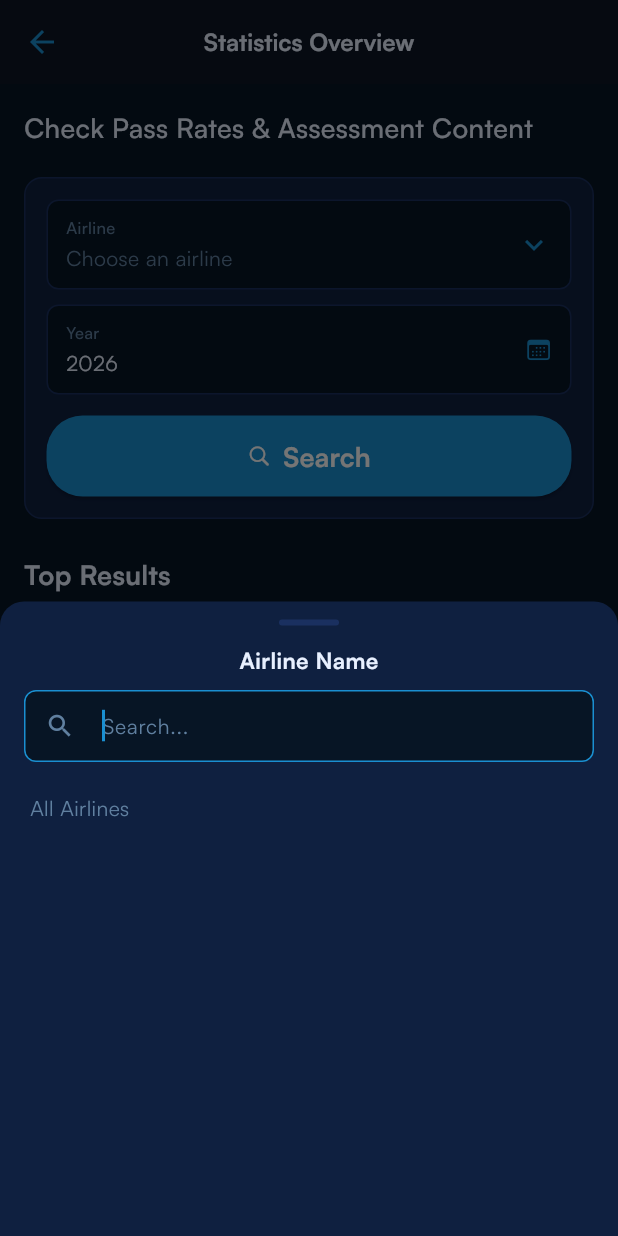
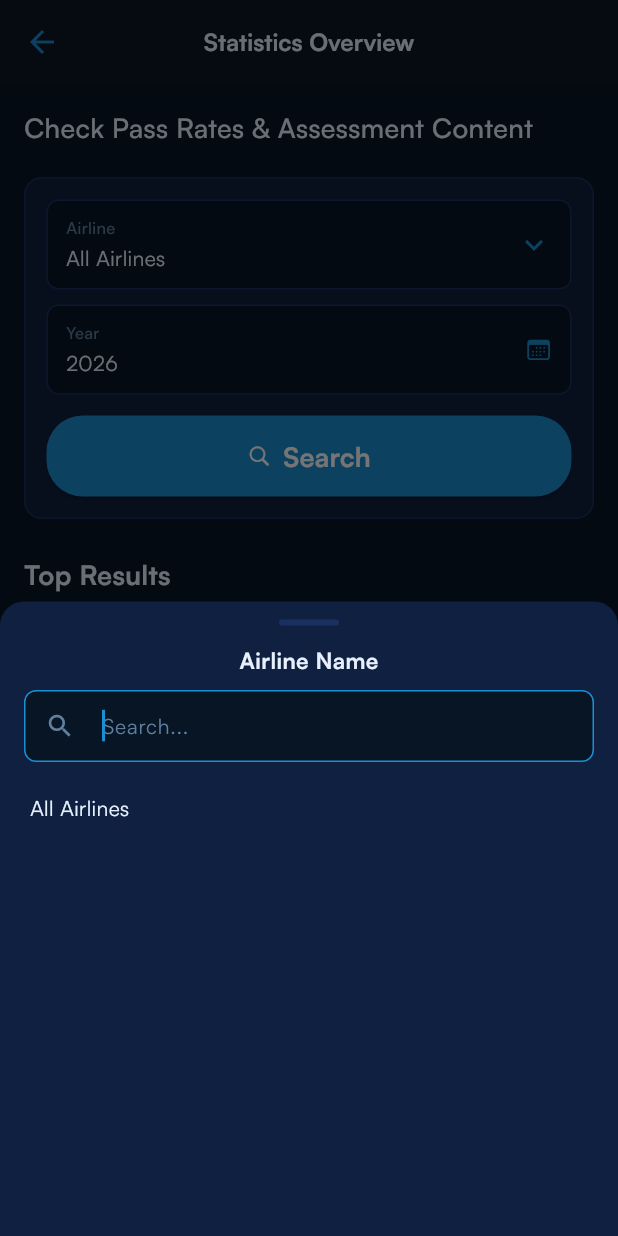
Before and after one commit to qendrimmuqkurtaj-ctrl/Passrate, a Flutter app: the StatisticsScreen screen opened directly, after a tap on "Airline", on a phone screen of 412 x 824 dp. Run offline on Flutter 3.47's test engine with Material 3 defaults, Android fonts, the phone set to English and light mode, and no system bars; our stand-ins replace cloud_firestore, device_info_plus, firebase_core, get, package_info_plus, shared_preferences; accounts and stored records are empty; network calls fail; project files that could hold a hidden picture were left out.

Commit message:
feat: simplify airline selection in statistics to default All Airlines
- Remove X clear button from airline field; always show chevron
- "All Airlines" is the default selection (empty string sentinel)
- Airline field always shows "All Airlines" or the selected name in
  textPrimary color with a consistent border (no accent highlight)
- "All Airlines" in the search sheet uses the same textPrimary style
  as every other row
- Controller no longer blocks search when no airline is selected
- Firebase getAirlineStatistics skips the airline filter when
  airlineName is empty, returning aggregated data for all airlines
- Result and no-results labels display "All Airlines" correctly

Co-Authored-By: Claude Sonnet 4.6 <noreply@anthropic.com>

```diff
--- a/pass_rate/lib/core/services/firebase_service.dart
+++ b/pass_rate/lib/core/services/firebase_service.dart
@@ -148,9 +148,8 @@ class FirebaseService {
     required int year, // 0 = all time
   }) async {
     try {
-      Query<Map<String, dynamic>> query = _db
-          .collection('submissions')
-          .where('airline', isEqualTo: airlineName);
+      Query<Map<String, dynamic>> query = _db.collection('submissions');
+      if (airlineName.isNotEmpty) query = query.where('airline', isEqualTo: airlineName);
       if (year != 0) query = query.where('year', isEqualTo: year);
       final QuerySnapshot snap = await query.get();
 
@@ -185,7 +184,7 @@ class FirebaseService {
       final List<String> assessments = sortedEntries.map((MapEntry<String, int> e) => e.key).toList();
 
       return <String, dynamic>{
-        'airlineName': airlineName,
+        'airlineName': airlineName.isEmpty ? 'All Airlines' : airlineName,
         'year': year,
         'totalSubmissions': total,
         'pass': passedCount,
--- a/pass_rate/lib/features/statistics/controllers/statistics_controller.dart
+++ b/pass_rate/lib/features/statistics/controllers/statistics_controller.dart
@@ -48,10 +48,6 @@ class StatisticsController extends GetxController {
   }
 
   Future<void> searchStatistics() async {
-    if (selectedAirlineName.value.isEmpty) {
-      Get.snackbar('Error', 'Please select an airline', snackPosition: SnackPosition.BOTTOM);
-      return;
-    }
     isLoadingSearch.value = true;
     hasSearched.value = false;
     airlineStats.value = await FirebaseService.getAirlineStatistics(
--- a/pass_rate/lib/features/statistics/screens/statistics_screen.dart
+++ b/pass_rate/lib/features/statistics/screens/statistics_screen.dart
@@ -19,6 +19,7 @@ class _StatisticsScreenState extends State<StatisticsScreen> {
   }
 
   String _yearLabel(int year) => year == 0 ? 'All Time' : '$year';
+  String _airlineLabel(String name) => name.isEmpty ? 'All Airlines' : name;
 
   Color _rateColor(double rate) {
     if (rate >= 80) return AppColors.passText;
@@ -119,7 +120,7 @@ class _StatisticsScreenState extends State<StatisticsScreen> {
                       const SizedBox(width: 12),
                       Expanded(
                         child: Text(
-                          'No results for ${c.selectedAirlineName.value} in ${_yearLabel(c.searchYear.value)}. Try a different year.',
+                          'No results for ${_airlineLabel(c.selectedAirlineName.value)} in ${_yearLabel(c.searchYear.value)}. Try a different year.',
                           style: const TextStyle(color: AppColors.textMuted, fontSize: 13),
                         ),
                       ),
@@ -192,7 +193,6 @@ class _StatisticsScreenState extends State<StatisticsScreen> {
     final List<String> names = c.assessmentController.airlines
         .map((Map<String, dynamic> a) => a['name'] as String)
         .toList();
-    final bool hasValue = c.selectedAirlineName.value.isNotEmpty;
     return GestureDetector(
       onTap: () async {
         final String? picked = await showModalBottomSheet<String>(
@@ -210,7 +210,7 @@ class _StatisticsScreenState extends State<StatisticsScreen> {
         decoration: BoxDecoration(
           color: AppColors.bgPrimary,
           borderRadius: BorderRadius.circular(8),
-          border: Border.all(color: hasValue ? AppColors.accent : AppColors.border),
+          border: Border.all(color: AppColors.border),
         ),
         padding: const EdgeInsets.symmetric(horizontal: 12, vertical: 10),
         child: Row(
@@ -222,23 +222,13 @@ class _StatisticsScreenState extends State<StatisticsScreen> {
                   const Text('Airline', style: TextStyle(color: AppColors.textMuted, fontSize: 11, fontWeight: FontWeight.w500)),
                   const SizedBox(height: 2),
                   Text(
-                    hasValue ? c.selectedAirlineName.value : 'Choose an airline',
-                    style: TextStyle(
-                      color: hasValue ? AppColors.textPrimary : AppColors.textMuted,
-                      fontSize: 14,
-                    ),
+                    _airlineLabel(c.selectedAirlineName.value),
+                    style: const TextStyle(color: AppColors.textPrimary, fontSize: 14),
                   ),
                 ],
               ),
             ),
-            if (hasValue)
-              GestureDetector(
-                behavior: HitTestBehavior.opaque,
-                onTap: () => c.selectedAirlineName.value = '',
-                child: const Icon(Icons.close, color: AppColors.accent, size: 20),
-              )
-            else
-              const Icon(Icons.keyboard_arrow_down, color: AppColors.accent),
+            const Icon(Icons.keyboard_arrow_down, color: AppColors.accent),
           ],
         ),
       ),
@@ -914,7 +904,7 @@ class _AirlineSearchSheetState extends State<_AirlineSearchSheet> {
                     child: const Padding(
                       padding: EdgeInsets.symmetric(horizontal: 20, vertical: 13),
                       child: Text('All Airlines',
-                        style: TextStyle(color: AppColors.textMuted, fontSize: 14)),
+                        style: TextStyle(color: AppColors.textPrimary, fontSize: 14)),
                     ),
                   );
                 }
```
